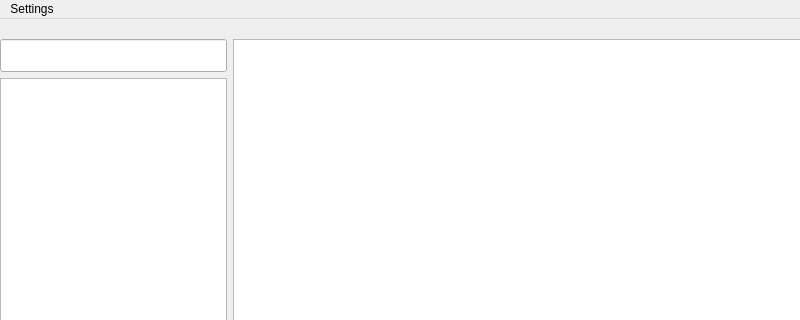
zemo0/ChatApp-Python-DesktopApp, file UI/chatScreen.ui: the form before one commit; both pictures show x 0 to 800 and y 0 to 320 of the 800 by 600 pixel window.
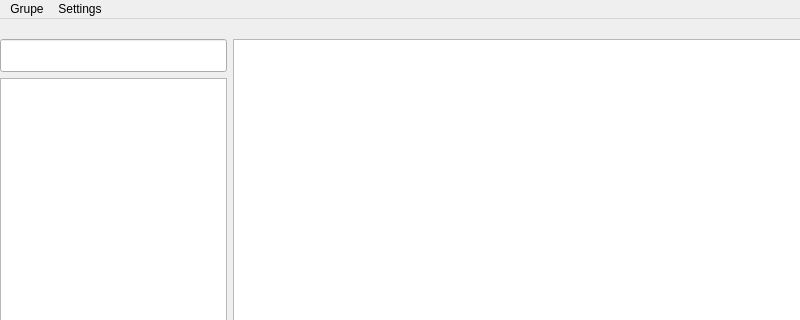
The form after the commit.

Diff of the .ui file:
```diff
--- a/UI/chatScreen.ui
+++ b/UI/chatScreen.ui
@@ -147,6 +147,13 @@
     </property>
     <addaction name="actionUredi"/>
    </widget>
+   <widget class="QMenu" name="menuGrupe">
+    <property name="title">
+     <string>Grupe</string>
+    </property>
+    <addaction name="addGroup"/>
+   </widget>
+   <addaction name="menuGrupe"/>
    <addaction name="menuSettings"/>
   </widget>
   <widget class="QStatusBar" name="statusbar"/>
```
Left out of the diff: 5 changed lines with no effect on the pictures.
